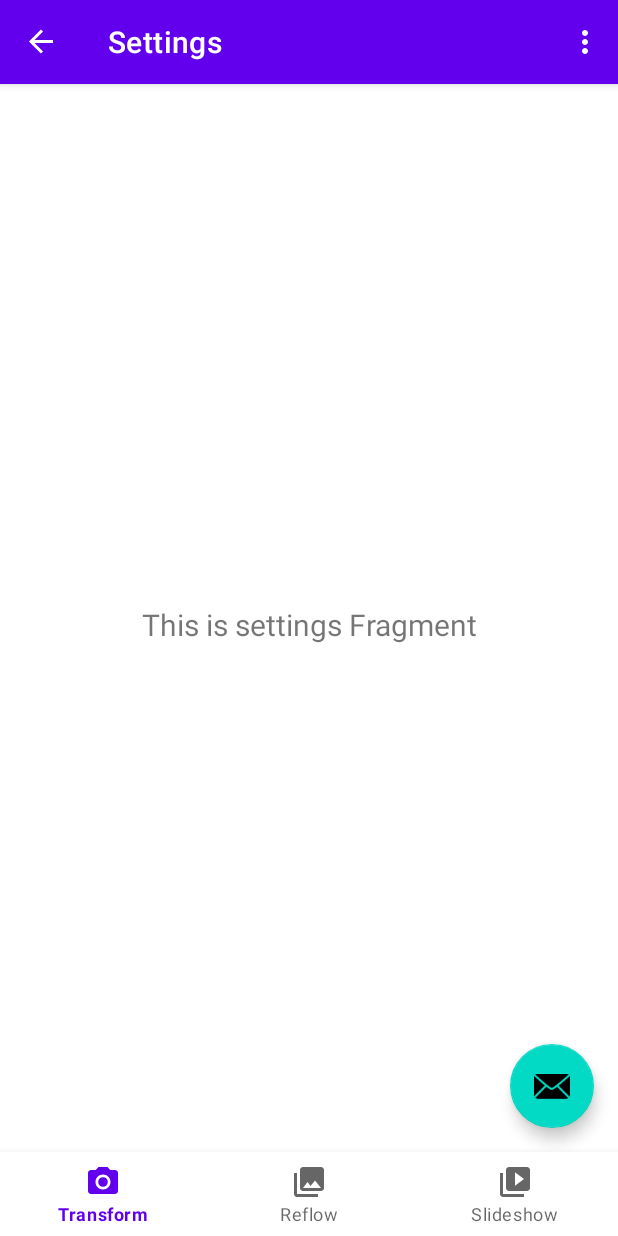
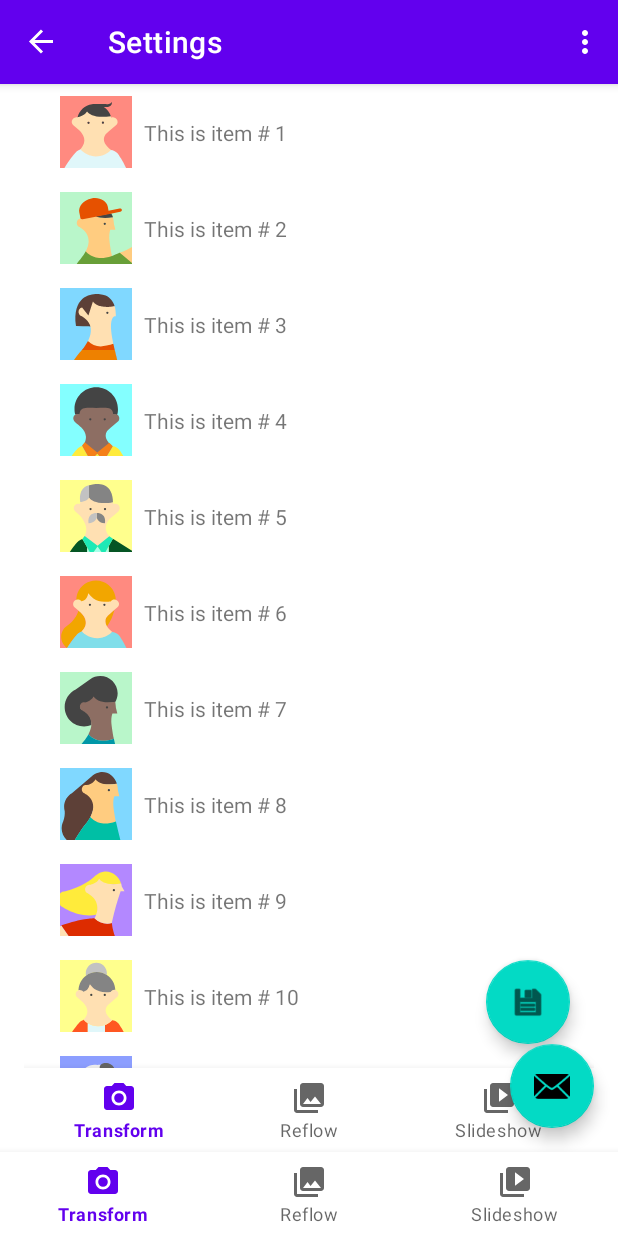
Before and after one commit to DaFlorian/Rattatui, an Android app: the screen it shows after launch (MainActivity), in the options menu, after a tap on "Settings", on a phone screen of 412 x 824 dp. Run offline under Robolectric (Android 15) with nearby library versions, the phone set to English and light mode, and no system bars; our stand-ins replace navigation-ui; 1 statement that could not run was skipped.

Commit message:
Changes in 'fragment_settings'

```diff
--- a/app/src/main/java/com/flow/rattatui/ui/settings/SettingsFragment.kt
+++ b/app/src/main/java/com/flow/rattatui/ui/settings/SettingsFragment.kt
@@ -28,10 +28,6 @@ class SettingsFragment : Fragment() {
         _binding = FragmentSettingsBinding.inflate(inflater, container, false)
         val root: View = binding.root
 
-        val textView: TextView = binding.textSettings
-        settingsViewModel.text.observe(viewLifecycleOwner) {
-            textView.text = it
-        }
         return root
     }
 
--- a/app/src/main/res/layout/fragment_settings.xml
+++ b/app/src/main/res/layout/fragment_settings.xml
@@ -6,17 +6,38 @@
     android:layout_height="match_parent"
     tools:context=".ui.settings.SettingsFragment">
 
-    <TextView
-        android:id="@+id/text_settings"
+    <androidx.coordinatorlayout.widget.CoordinatorLayout
+        android:id="@+id/coordinator_layout"
         android:layout_width="match_parent"
-        android:layout_height="wrap_content"
-        android:layout_marginStart="8dp"
-        android:layout_marginTop="8dp"
-        android:layout_marginEnd="8dp"
-        android:textAlignment="center"
-        android:textSize="20sp"
-        app:layout_constraintBottom_toBottomOf="parent"
-        app:layout_constraintEnd_toEndOf="parent"
-        app:layout_constraintStart_toStartOf="parent"
-        app:layout_constraintTop_toTopOf="parent" />
+        android:layout_height="match_parent"
+        tools:context=".MainActivity">
+
+        <com.google.android.material.appbar.AppBarLayout
+            android:layout_width="match_parent"
+            android:layout_height="wrap_content"
+            android:theme="@style/Theme.Rattatui.AppBarOverlay"/>
+
+        <include
+            android:id="@+id/content_main"
+            layout="@layout/content_main" />
+
+        <!-- This CoordinatorLayout is to dodge the BottomNavigationView when the Snackbar is shown -->
+        <androidx.coordinatorlayout.widget.CoordinatorLayout
+            android:layout_width="match_parent"
+            android:layout_height="match_parent"
+            android:layout_marginBottom="56dp"
+            android:background="@android:color/transparent">
+
+            <com.google.android.material.floatingactionbutton.FloatingActionButton
+                android:id="@+id/fab"
+                android:layout_width="wrap_content"
+                android:layout_height="wrap_content"
+                android:layout_gravity="bottom|end"
+                android:layout_margin="@dimen/fab_margin"
+                android:contentDescription="@string/fab_content_description"
+                app:srcCompat="@android:drawable/ic_menu_save"
+                tools:ignore="ImageContrastCheck" />
+        </androidx.coordinatorlayout.widget.CoordinatorLayout>
+    </androidx.coordinatorlayout.widget.CoordinatorLayout>
+
 </androidx.constraintlayout.widget.ConstraintLayout>
```
